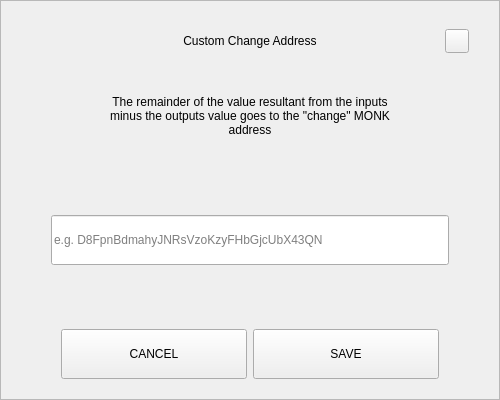
Qt form src/qt/pivx/forms/sendchangeaddressdialog.ui (decenomy/DSW) before a commit.
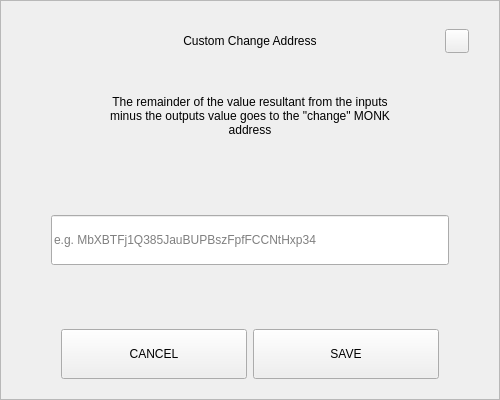
The same form after that commit.

The edit to the form file:
```diff
--- a/src/qt/pivx/forms/sendchangeaddressdialog.ui
+++ b/src/qt/pivx/forms/sendchangeaddressdialog.ui
@@ -207,7 +207,7 @@
            </size>
           </property>
           <property name="placeholderText">
-           <string notr="true">e.g. D8FpnBdmahyJNRsVzoKzyFHbGjcUbX43QN</string>
+           <string notr="true">e.g. MbXBTFj1Q385JauBUPBszFpfFCCNtHxp34</string>
           </property>
          </widget>
         </item>
```
